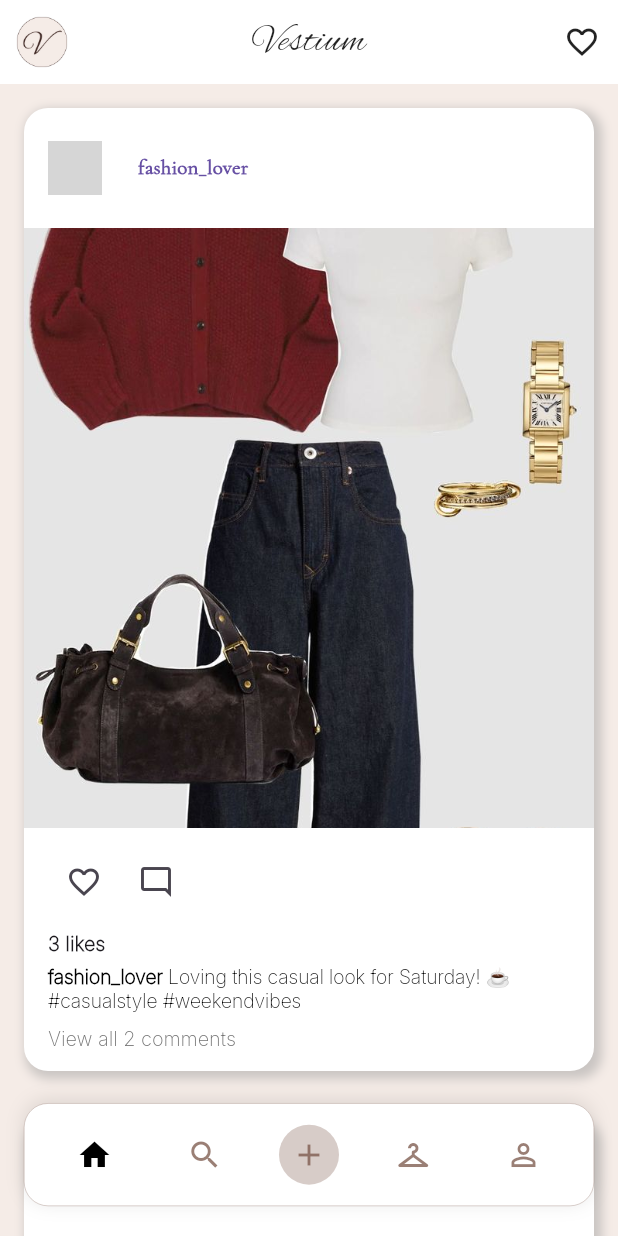
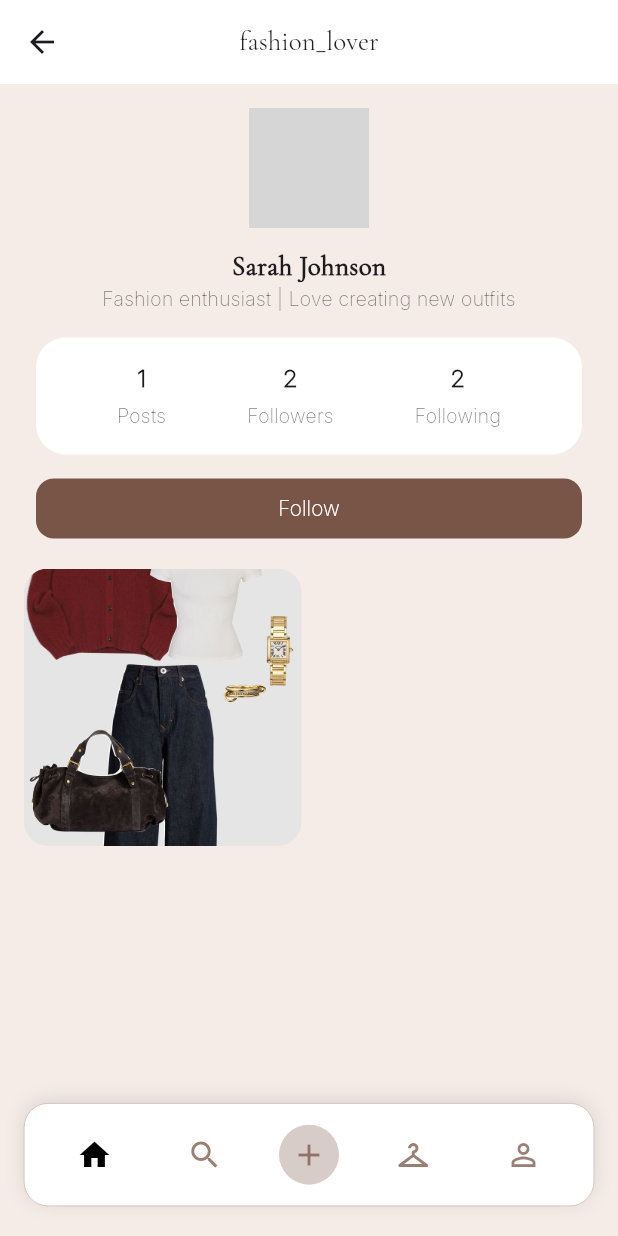
Before and after one commit to Aya-Mouff/Vestium, a Flutter app: the HomeScreen screen opened by its route, after a tap on "fashion_lover", on a phone screen of 412 x 824 dp. Run offline on Flutter 3.47's test engine with Material 3 defaults, Android fonts, the phone set to English and light mode, and no system bars; our stand-ins replace auto_route; grey boxes are pictures that could not be loaded.

Commit message:
feat: implement the ui logic for another user profile screen

```diff
--- a/vestium/lib/app_router.dart
+++ b/vestium/lib/app_router.dart
@@ -6,7 +6,8 @@ import './views/screens/my_posts_screen.dart';
 import './views/screens/posts_details_screen.dart';
 import './views/screens/notifications_screen.dart';
 import './views/screens/comments_screen.dart';
-import 'views/screens/my_profile.dart';
+import './views/screens/my_profile.dart';
+import './views/screens/user_profile_screen.dart';
 part 'app_router.gr.dart';
 
 @AutoRouterConfig(replaceInRouteName: 'Screen,Route')
@@ -16,9 +17,10 @@ class AppRouter extends _$AppRouter {
         AutoRoute(page: SplashRoute.page, path: '/', initial: true),
         AutoRoute(page: HomeRoute.page, path: '/home'),
         AutoRoute(page: MyPostsRoute.page, path: '/my_posts/:postId'),
-        AutoRoute(page: PostsDetailsRoute.page, path: '/posts_details/'),
+        AutoRoute(page: PostsDetailsRoute.page, path: '/posts_details/:postId'),
         AutoRoute(page: NotificationsRoute.page, path: '/notifications'),
         AutoRoute(page: CommentsRoute.page, path: '/comments/:postId'),
-        AutoRoute(page: MyProfileRoute.page, path: '/my-profile'),
+        AutoRoute(page: MyProfileRoute.page, path: '/my_profile'),
+        AutoRoute(page: UserProfileRoute.page, path: '/user_profile/:userId'),
       ];
 }
--- a/vestium/lib/views/screens/comments_screen.dart
+++ b/vestium/lib/views/screens/comments_screen.dart
@@ -1,6 +1,7 @@
 import 'package:flutter/material.dart';
 import 'package:auto_route/auto_route.dart';
 import '../../data/dummy/dummy-data-loader.dart';
+import '../../app_router.dart';
 
 @RoutePage()
 class CommentsScreen extends StatefulWidget {
@@ -251,8 +252,10 @@ class _CommentsScreenState extends State<CommentsScreen> {
                   child: Column(
                     crossAxisAlignment: CrossAxisAlignment.start,
                     children: [
-                      // Username
-                      Text(
+                      TextButton(onPressed: (){
+                        context.router.push(UserProfileRoute(userId: comment['userId']));
+                      },
+                      child:Text(
                         username,
                         style: const TextStyle(
                           fontFamily: 'CormorantGaramond',
@@ -261,6 +264,7 @@ class _CommentsScreenState extends State<CommentsScreen> {
                           color: Colors.black87,
                         ),
                       ),
+                    ),
                       const SizedBox(height: 4),
 
                       // Comment text
@@ -309,89 +313,4 @@ class _CommentsScreenState extends State<CommentsScreen> {
       ),
     );
   }
-
-
-//   Widget _buildCommentItem(Map<String, dynamic> comment) {
-//     final user = usersMap?[comment['userId']];
-//     final username = user?['username'] ?? 'unknown_user';
-//     final profileImage = user?['profileImage'] ?? 'assets/images/dummyData/profile-pic-women.jpg';
-
-//     return Container(
-//       margin: const EdgeInsets.symmetric(horizontal: 16, vertical: 8),
-//       padding: const EdgeInsets.all(16),
-//       decoration: BoxDecoration(
-//         color: Colors.white,
-//         borderRadius: BorderRadius.circular(12),
-//         boxShadow: [
-//           BoxShadow(
-//             color: Colors.grey.withOpacity(0.15),
-//             spreadRadius: 1,
-//             blurRadius: 4,
-//             offset: const Offset(0, 2),
-//           ),
-//         ],
-//       ),
-//       child: Column(
-//         crossAxisAlignment: CrossAxisAlignment.start,
-//         children: [
-//           // User info
-//           Row(
-//             children: [
-//               CircleAvatar(
-//                 radius: 16,
-//                 backgroundImage: AssetImage(profileImage),
-//               ),
-//               const SizedBox(width: 10),
-//               Text(
-//                 username,
-//                 style: const TextStyle(
-//                   fontFamily: 'Inter',
-//                   fontWeight: FontWeight.w600,
-//                   fontSize: 14,
-//                   color: Colors.black87,
-//                 ),
-//               ),
-//             ],
-//           ),
-//           const SizedBox(height: 10),
-
-//           // Comment text
-//           Text(
-//             comment['text'],
-//             style: const TextStyle(
-//               fontFamily: 'Inter',
-//               fontSize: 14,
-//               color: Colors.black87,
-//               height: 1.4,
-//             ),
-//           ),
-//           const SizedBox(height: 10),
-
-//           // Reply and time
-//           Row(
-//             children: [
-//               Text(
-//                 'Reply',
-//                 style: TextStyle(
-//                   fontFamily: 'Inter',
-//                   fontSize: 12,
-//                   color: Colors.grey.shade600,
-//                   fontWeight: FontWeight.w500,
-//                 ),
-//               ),
-//               const SizedBox(width: 16),
-//               Text(
-//                 _getTimeAgo(comment['createdAt']),
-//                 style: TextStyle(
-//                   fontFamily: 'Inter',
-//                   fontSize: 12,
-//                   color: Colors.grey.shade500,
-//                 ),
-//               ),
-//             ],
-//           ),
-//         ],
-//       ),
-//     );
-//   }
 }
--- a/vestium/lib/views/screens/home_screen.dart
+++ b/vestium/lib/views/screens/home_screen.dart
@@ -2,6 +2,7 @@ import 'package:flutter/material.dart';
 import 'package:auto_route/auto_route.dart';
 import '../widgets/nav_bar.dart';
 import '../../data/dummy/dummy-data-loader.dart';
+import '../../app_router.dart';
 
 @RoutePage()
 class HomeScreen extends StatefulWidget {
@@ -99,14 +100,21 @@ class _HomeScreenState extends State<HomeScreen> {
             padding: const EdgeInsets.all(16.0),
             child: Row(
               children: [
-                CircleAvatar(
-                  radius: 18,
-                  backgroundImage: AssetImage(post['profileImage']),
+                // Clickable profile picture
+                GestureDetector(
+                  onTap: () {
+                    context.router.push(UserProfileRoute(userId: post['userId'].toString()));
+                  },
+                  child: CircleAvatar(
+                    radius: 18,
+                    backgroundImage: AssetImage(post['profileImage']),
+                  ),
                 ),
                 const SizedBox(width: 12),
+                // Clickable username
                 TextButton(
                   onPressed: () {
-                    // context.router.pushNamed('/posts_details');
+                    context.router.push(UserProfileRoute(userId: post['userId'].toString()));
                   },
                   child: Text(
                     post['username'],
--- a/vestium/lib/views/screens/posts_details_screen.dart
+++ b/vestium/lib/views/screens/posts_details_screen.dart
@@ -5,7 +5,8 @@ import '../../data/dummy/dummy-data-loader.dart';
 
 @RoutePage()
 class PostsDetailsScreen extends StatefulWidget {
-  const PostsDetailsScreen({super.key});
+  final String postId;
+  const PostsDetailsScreen({super.key, @PathParam('postId') required this.postId,});
 
   @override
   State<PostsDetailsScreen> createState() => _PostsDetailsScreenState();
@@ -25,7 +26,7 @@ class _PostsDetailsScreenState extends State<PostsDetailsScreen> {
     setState(() {
       // Filter posts for a specific user (e.g., userId '3' for trend_setter)
       myPosts = data['posts']
-        .where((post) => post['userId'] == '3')
+        .where((post) => post['userId'] == widget.postId)
         .toList();
     });
   }
@@ -64,7 +65,7 @@ class _PostsDetailsScreenState extends State<PostsDetailsScreen> {
                 return _buildPostCard(post, context);
               },
             ),
-      bottomNavigationBar: const CustomNavBar(currentPage: 'profile'),
+      bottomNavigationBar: const CustomNavBar(currentPage: 'home'),
     );
   }
 
@@ -140,7 +141,9 @@ class _PostsDetailsScreenState extends State<PostsDetailsScreen> {
                     const SizedBox(width: 8),
                     IconButton(
                       icon: const Icon(Icons.mode_comment_outlined, size: 24),
-                      onPressed: () {},
+                      onPressed: () {
+                        context.router.pushNamed('/comments/${post['id']}');
+                      },
                       padding: EdgeInsets.zero,
                       constraints: const BoxConstraints(),
                     ),
--- /dev/null
+++ b/vestium/lib/views/screens/user_profile_screen.dart
@@ -0,0 +1,238 @@
+import 'package:flutter/material.dart';
+import 'package:auto_route/auto_route.dart';
+import '../widgets/nav_bar.dart';
+import '../../data/dummy/dummy-data-loader.dart';
+
+@RoutePage()
+class UserProfileScreen extends StatefulWidget {
+  final String userId; // ID of the user whose profile we want to show
+  const UserProfileScreen({super.key, required this.userId});
+
+  @override
+  State<UserProfileScreen> createState() => _UserProfileScreenState();
+}
+
+class _UserProfileScreenState extends State<UserProfileScreen> {
+  Map<String, dynamic>? user;
+  List<dynamic> posts = [];
+  bool isFollowing = false;
+
+  @override
+  void initState() {
+    super.initState();
+    _loadUserData();
+  }
+
+  Future<void> _loadUserData() async {
+    final data = await DummyDataLoader.loadDummyData();
+    final users = data['users'] as List<dynamic>;
+    final postsData = data['posts'] as List<dynamic>;
+
+    // Find the user by the provided userId
+    final selectedUser = users.firstWhere(
+      (u) => u['id'].toString() == widget.userId,
+      orElse: () => null,
+    );
+
+    if (selectedUser == null) return;
+
+    // Filter posts of this user
+    final userPosts = postsData
+        .where((p) => p['userId'].toString() == widget.userId)
+        .toList();
+
+    setState(() {
+      user = selectedUser;
+      posts = userPosts;
+      isFollowing = false; // Replace with actual follow status if needed
+    });
+  }
+
+  void _toggleFollow() {
+    setState(() {
+      isFollowing = !isFollowing;
+    });
+  }
+
+  @override
+  Widget build(BuildContext context) {
+    if (user == null) {
+      return const Scaffold(
+        body: Center(child: CircularProgressIndicator()),
+      );
+    }
+
+    return Scaffold(
+      backgroundColor: const Color(0xFFF5ECE7),
+      extendBody: true,
+      appBar: AppBar(
+        backgroundColor: Colors.white,
+        elevation: 0,
+        centerTitle: true,
+        title: Text(
+          user!['username'],
+          style: const TextStyle(
+            fontFamily: 'CormorantGaramond',
+            fontSize: 18,
+            fontWeight: FontWeight.w500,
+            color: Colors.black87,
+          ),
+        ),
+      ),
+      body: SingleChildScrollView(
+        child: Column(
+          children: [
+            const SizedBox(height: 16),
+            // Profile picture
+            CircleAvatar(
+              radius: 40,
+              backgroundImage: AssetImage(user!['profileImage']),
+            ),
+            const SizedBox(height: 12),
+            // Full name
+            Text(
+              user!['fullName'],
+              style: const TextStyle(
+                fontFamily: 'CormorantGaramond',
+                fontSize: 18,
+                fontWeight: FontWeight.w600,
+              ),
+            ),
+            // Bio
+            Text(
+              user!['bio'],
+              textAlign: TextAlign.center,
+              style: const TextStyle(
+                fontFamily: 'Inter',
+                fontSize: 13,
+                color: Colors.black54,
+              ),
+            ),
+            const SizedBox(height: 16),
+            // Stats
+            Container(
+              margin: const EdgeInsets.symmetric(horizontal: 24),
+              padding: const EdgeInsets.symmetric(vertical: 16),
+              decoration: BoxDecoration(
+                color: Colors.white,
+                borderRadius: BorderRadius.circular(20),
+              ),
+              child: Row(
+                mainAxisAlignment: MainAxisAlignment.spaceEvenly,
+                children: [
+                  _buildStat('Posts', posts.length.toString()),
+                  _buildStat('Followers', user!['followersCount'].toString()),
+                  _buildStat('Following', user!['followingCount'].toString()),
+                ],
+              ),
+            ),
+            const SizedBox(height: 12),
+            // Follow / Following button
+            Padding(
+              padding: const EdgeInsets.symmetric(horizontal: 24),
+              child: ElevatedButton(
+                onPressed: _toggleFollow,
+                style: ElevatedButton.styleFrom(
+                  backgroundColor:
+                      isFollowing ? Colors.white : const Color(0xFF795548),
+                  side: isFollowing
+                      ? const BorderSide(color: Colors.grey)
+                      : BorderSide.none,
+                  shape: RoundedRectangleBorder(
+                    borderRadius: BorderRadius.circular(12),
+                  ),
+                  elevation: 0,
+                  minimumSize: const Size(double.infinity, 40),
+                ),
+                child: Text(
+                  isFollowing ? 'Following' : 'Follow',
+                  style: TextStyle(
+                    fontFamily: 'Inter',
+                    fontWeight: FontWeight.w500,
+                    fontSize: 14,
+                    color: isFollowing ? Colors.black87: Colors.white,
+                  ),
+                ),
+              ),
+            ),
+            const SizedBox(height: 16),
+            // Posts grid
+            Padding(
+              padding: const EdgeInsets.symmetric(horizontal: 16),
+              child: _buildPostsGrid(),
+            ),
+            const SizedBox(height: 80),
+          ],
+        ),
+      ),
+      bottomNavigationBar: const CustomNavBar(currentPage: 'home'),
+    );
+  }
+
+  Widget _buildPostsGrid() {
+    if (posts.isEmpty) {
+      return SizedBox(
+        height: 200,
+        child: Center(
+          child: Text(
+            'No posts yet',
+            style: TextStyle(color: Colors.grey.shade600),
+          ),
+        ),
+      );
+    }
+
+    return GridView.builder(
+      physics: const NeverScrollableScrollPhysics(),
+      shrinkWrap: true,
+      itemCount: posts.length,
+      gridDelegate: const SliverGridDelegateWithFixedCrossAxisCount(
+        crossAxisCount: 2,
+        crossAxisSpacing: 10,
+        mainAxisSpacing: 10,
+        childAspectRatio: 1,
+      ),
+      itemBuilder: (context, index) {
+        final post = posts[index];
+        return GestureDetector(
+          onTap: () {
+            context.router.pushNamed(
+              '/posts_details/${post['id']}',
+            );
+          },
+          child: ClipRRect(
+            borderRadius: BorderRadius.circular(16),
+            child: Image.asset(
+              post['imageUrl'],
+              fit: BoxFit.cover,
+            ),
+          ),
+        );
+      },
+    );
+  }
+
+  Widget _buildStat(String label, String value) {
+    return Column(
+      children: [
+        Text(
+          value,
+          style: const TextStyle(
+            fontFamily: 'Inter',
+            fontSize: 16,
+            fontWeight: FontWeight.w600,
+          ),
+        ),
+        const SizedBox(height: 4),
+        Text(
+          label,
+          style: const TextStyle(
+            fontFamily: 'Inter',
+            fontSize: 13,
+            color: Colors.black54,
+          ),
+        ),
+      ],
+    );
+  }
+}
--- a/vestium/lib/views/widgets/nav_bar.dart
+++ b/vestium/lib/views/widgets/nav_bar.dart
@@ -90,7 +90,7 @@ class CustomNavBar extends StatelessWidget {
               size: 24,
             ),
             onPressed: () {
-              context.router.pushNamed('/my-profile');
+              context.router.pushNamed('/my_profile');
             },
           ),
         ],
```
Also changed, not shown: vestium/lib/app_router.gr.dart.
